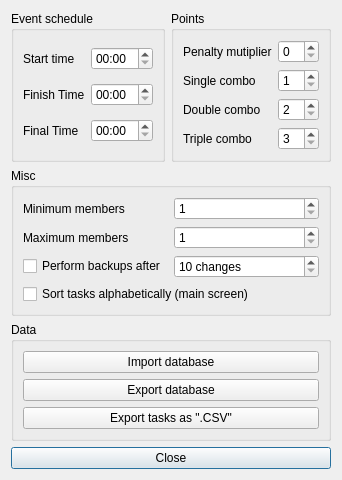
Above: gui_settings.ui from FrankMamuda/ketoevent before the change. Below: the same form after it.
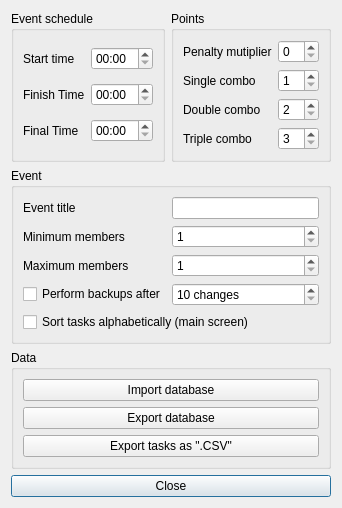
That is the form after the change. Icons and pictures are not drawn.

Commit message: unstable, event entry

Patch:
```diff
--- a/gui_settings.ui
+++ b/gui_settings.ui
@@ -7,7 +7,7 @@
     <x>0</x>
     <y>0</y>
     <width>342</width>
-    <height>459</height>
+    <height>485</height>
    </rect>
   </property>
   <property name="windowTitle">
@@ -21,10 +21,20 @@
    <item row="1" column="0" colspan="3">
     <widget class="QGroupBox" name="groupMisc">
      <property name="title">
-      <string>Misc</string>
+      <string>Event</string>
      </property>
      <layout class="QGridLayout" name="miscLayout">
       <item row="2" column="1">
+       <widget class="QSpinBox" name="max">
+        <property name="toolTip">
+         <string>Maximum members in a team</string>
+        </property>
+        <property name="minimum">
+         <number>1</number>
+        </property>
+       </widget>
+      </item>
+      <item row="3" column="1">
        <widget class="QSpinBox" name="backupChanges">
         <property name="suffix">
          <string> changes</string>
@@ -37,54 +47,54 @@
         </property>
        </widget>
       </item>
-      <item row="2" column="0">
+      <item row="4" column="0" colspan="2">
+       <widget class="QCheckBox" name="sort">
+        <property name="text">
+         <string>Sort tasks alphabetically (main screen)</string>
+        </property>
+       </widget>
+      </item>
+      <item row="3" column="0">
        <widget class="QCheckBox" name="backupPerform">
         <property name="text">
          <string>Perform backups after</string>
         </property>
        </widget>
       </item>
-      <item row="1" column="1">
-       <widget class="QSpinBox" name="max">
-        <property name="toolTip">
-         <string>Maximum members in a team</string>
-        </property>
-        <property name="minimum">
-         <number>1</number>
-        </property>
-       </widget>
-      </item>
-      <item row="0" column="1">
-       <widget class="QSpinBox" name="min">
-        <property name="toolTip">
-         <string>Minimum members in a team</string>
-        </property>
-        <property name="minimum">
-         <number>1</number>
-        </property>
-       </widget>
-      </item>
-      <item row="0" column="0">
+      <item row="1" column="0">
        <widget class="QLabel" name="minLabel">
         <property name="text">
          <string>Minimum members</string>
         </property>
        </widget>
       </item>
-      <item row="1" column="0">
+      <item row="2" column="0">
        <widget class="QLabel" name="maxLabel">
         <property name="text">
          <string>Maximum members</string>
         </property>
        </widget>
       </item>
-      <item row="3" column="0" colspan="2">
-       <widget class="QCheckBox" name="sort">
+      <item row="1" column="1">
+       <widget class="QSpinBox" name="min">
+        <property name="toolTip">
+         <string>Minimum members in a team</string>
+        </property>
+        <property name="minimum">
+         <number>1</number>
+        </property>
+       </widget>
+      </item>
+      <item row="0" column="0">
+       <widget class="QLabel" name="titleLabel">
         <property name="text">
-         <string>Sort tasks alphabetically (main screen)</string>
+         <string>Event title</string>
         </property>
        </widget>
       </item>
+      <item row="0" column="1">
+       <widget class="QLineEdit" name="titleEdit"/>
+      </item>
      </layout>
     </widget>
    </item>
```
The commit also changes 4 other files.
